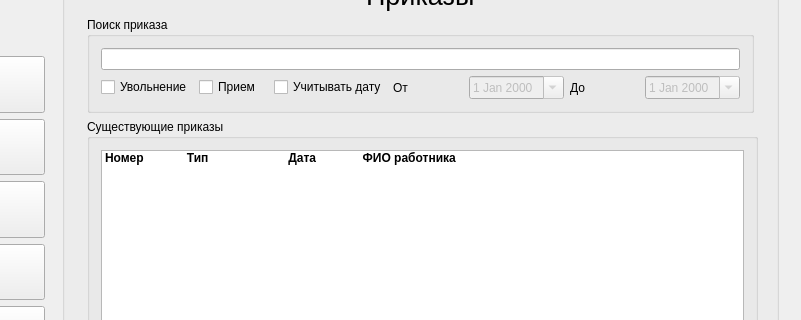
First picture: the form in salary/salary.ui, repository a-mihaylov/salary, before the edit; both pictures show x 183 to 984 and y 87 to 407 of the 984 by 567 pixel window.
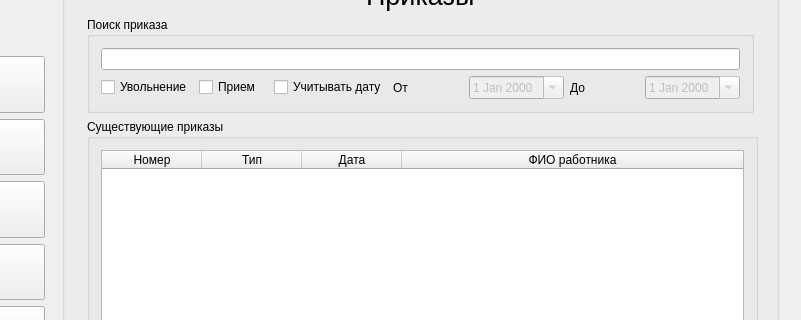
Second picture: the form after the edit. The open tabs and pages were chosen to show the change. Custom widgets are drawn as their Qt base class.

Commit message: В приказах лист заменен таблицей.

What changed in the file:
```diff
--- a/salary/salary.ui
+++ b/salary/salary.ui
@@ -786,35 +786,30 @@
                  </property>
                  <layout class="QVBoxLayout" name="verticalLayout_2">
                   <item>
-                   <widget class="QListWidget" name="prikaz_list">
-                    <property name="sizePolicy">
-                     <sizepolicy hsizetype="Expanding" vsizetype="Expanding">
-                      <horstretch>0</horstretch>
-                      <verstretch>0</verstretch>
-                     </sizepolicy>
-                    </property>
-                    <property name="maximumSize">
-                     <size>
-                      <width>16777215</width>
-                      <height>16777215</height>
-                     </size>
-                    </property>
-                    <item>
+                   <widget class="QTableWidget" name="prikaz_table">
+                    <attribute name="horizontalHeaderStretchLastSection">
+                     <bool>true</bool>
+                    </attribute>
+                    <column>
                      <property name="text">
-                      <string notr="true">Номер             Тип                        Дата              ФИО работника</string>
+                      <string>Номер</string>
                      </property>
-                     <property name="font">
-                      <font>
-                       <weight>75</weight>
-                       <italic>false</italic>
-                       <bold>true</bold>
-                       <underline>false</underline>
-                      </font>
+                    </column>
+                    <column>
+                     <property name="text">
+                      <string>Тип</string>
                      </property>
-                     <property name="flags">
-                      <set>ItemIsEnabled</set>
+                    </column>
+                    <column>
+                     <property name="text">
+                      <string>Дата</string>
                      </property>
-                    </item>
+                    </column>
+                    <column>
+                     <property name="text">
+                      <string>ФИО работника</string>
+                     </property>
+                    </column>
                    </widget>
                   </item>
                   <item>
```
Left out of the diff: 3 changed lines with no effect on the pictures.
